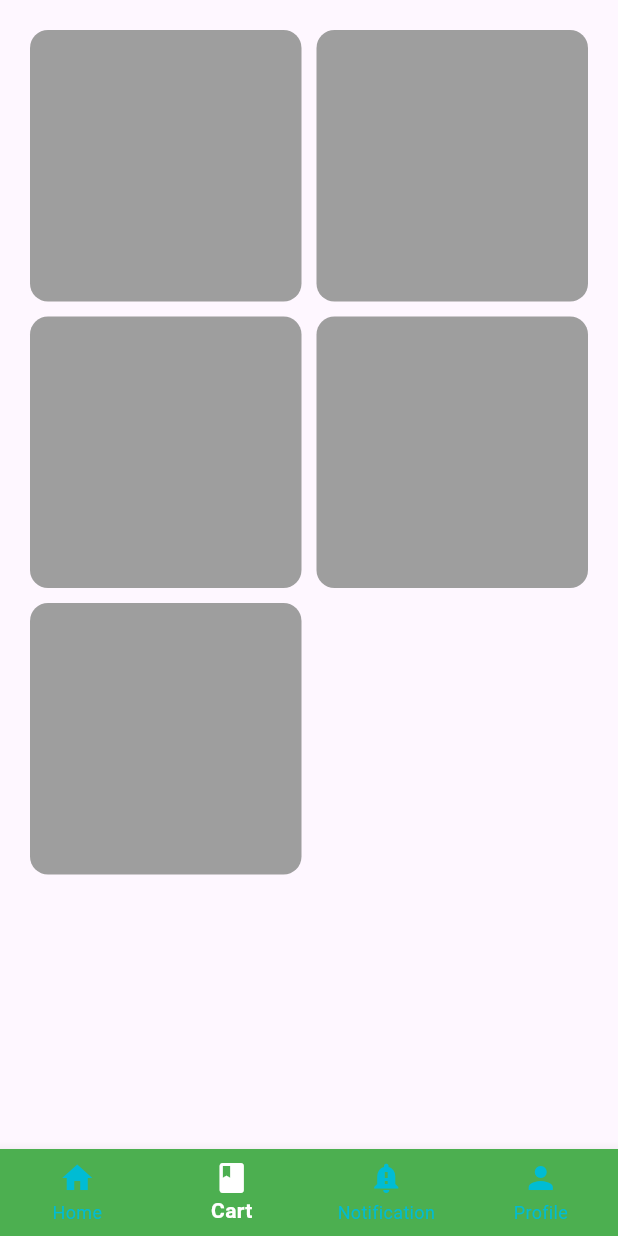
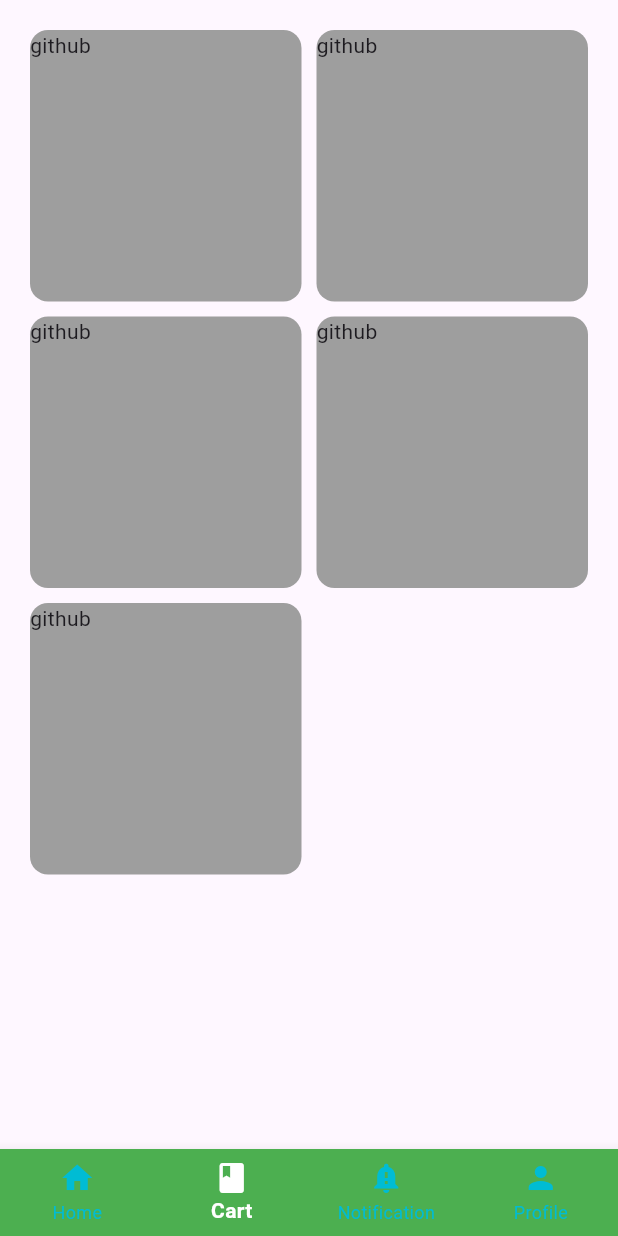
Before and after one commit to ba138/firstapp, a Flutter app: the screen it shows after launch, item 2 of the bottom bar chosen, on a phone screen of 412 x 824 dp. Run offline on Flutter 3.47's test engine with Material 3 defaults, Android fonts, the phone set to English and light mode, and no system bars; our stand-ins replace google_fonts; network calls fail.

Commit message:
Add placeholder text to CartScreen for improved UI clarity

```diff
--- a/lib/cart.dart
+++ b/lib/cart.dart
@@ -18,6 +18,7 @@
               width: 300,
               decoration: BoxDecoration(
                   borderRadius: BorderRadius.circular(12), color: Colors.grey),
+              child: Text("github"),
             );
           }),
     );
```
